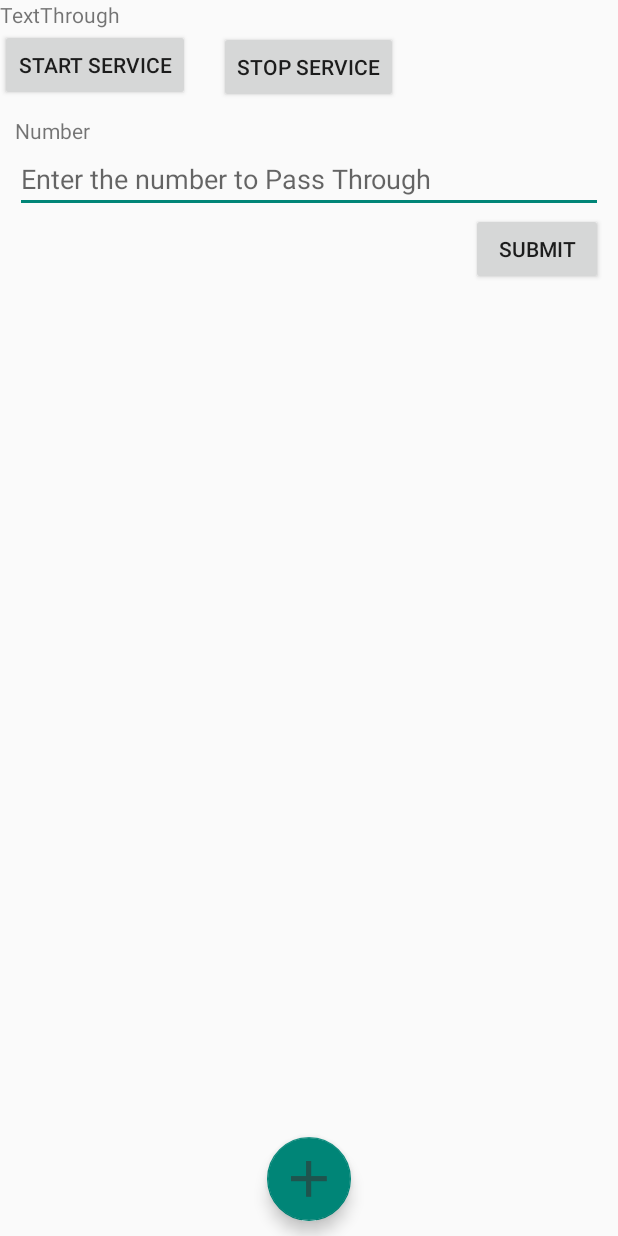
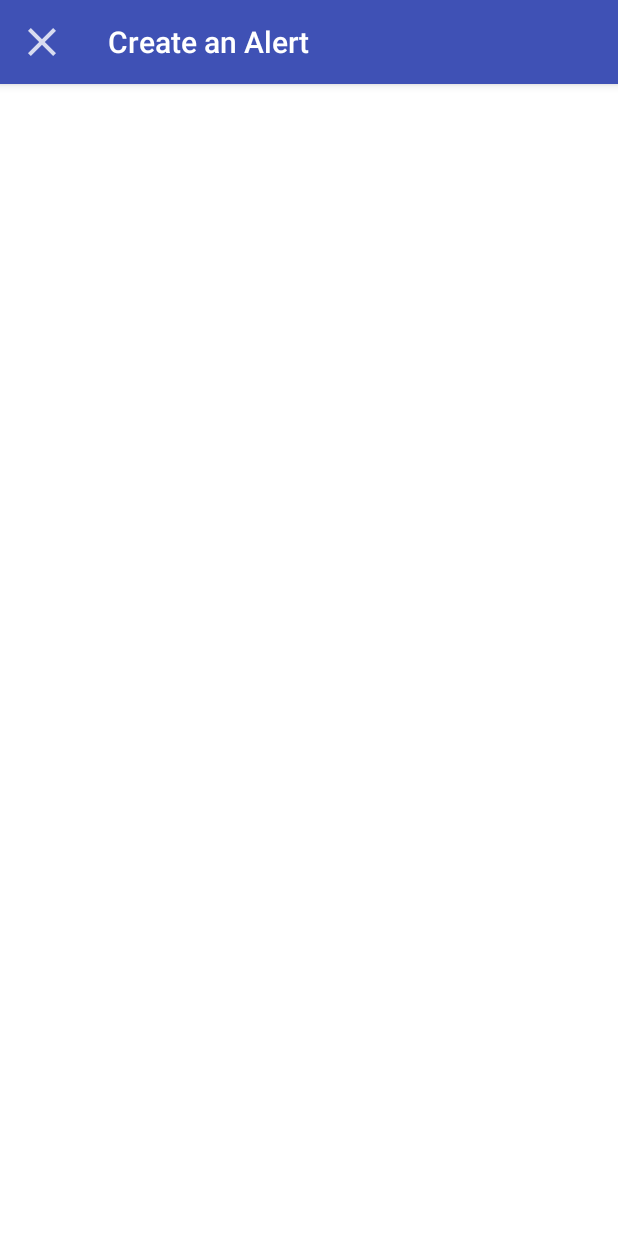
Before and after one commit to ShaunWilkinson/TextThrough, an Android app: the screen it shows after launch (MainActivity), after a tap on an icon or button, on a phone screen of 412 x 824 dp. Run offline under Robolectric (Android 15) with nearby library versions, the phone set to English and light mode, and no system bars; our stand-ins replace Room's generated code.

Commit message:
Fixed database file issues, created Alert entity, started coding fullscreen dialog for alert creation.

```diff
--- a/app/build.gradle
+++ b/app/build.gradle
@@ -9,6 +9,12 @@ android {
         versionCode 1
         versionName "1.0"
         testInstrumentationRunner "android.support.test.runner.AndroidJUnitRunner"
+
+        javaCompileOptions {
+            annotationProcessorOptions {
+                arguments = ["room.schemaLocation": "$projectDir/schemas".toString()]
+            }
+        }
     }
     buildTypes {
         release {
--- /dev/null
+++ b/app/src/main/java/com/seikoshadow/apps/textthrough/Database/AlertDao.java
@@ -0,0 +1,31 @@
+package com.seikoshadow.apps.textthrough.Database;
+
+import android.arch.persistence.room.Dao;
+import android.arch.persistence.room.Delete;
+import android.arch.persistence.room.Insert;
+import android.arch.persistence.room.Query;
+
+import com.seikoshadow.apps.textthrough.Entities.Alert;
+
+import java.util.List;
+
+@Dao
+public interface AlertDao {
+    @Query("SELECT * FROM alert")
+    List<Alert> getAll();
+
+    @Query("SELECT * FROM alert WHERE id IN (:alertIds)")
+    List<Alert> loadAllByIds(int[] alertIds);
+
+    @Query("SELECT * FROM alert WHERE alert_name LIKE :name LIMIT 1")
+    Alert findByName(String name);
+
+    @Query("SELECT phone_number FROM alert")
+    List<String> getAllPhoneNumbers();
+
+    @Insert
+    void insertAll(Alert... alerts);
+
+    @Delete
+    void delete(Alert alert);
+}
--- /dev/null
+++ b/app/src/main/java/com/seikoshadow/apps/textthrough/Database/AppDatabase.java
@@ -0,0 +1,11 @@
+package com.seikoshadow.apps.textthrough.Database;
+
+import android.arch.persistence.room.Database;
+import android.arch.persistence.room.RoomDatabase;
+
+import com.seikoshadow.apps.textthrough.Entities.Alert;
+
+@Database(entities = {Alert.class}, version = 1)
+public abstract class AppDatabase extends RoomDatabase {
+    public abstract AlertDao alertDao();
+}
--- /dev/null
+++ b/app/src/main/java/com/seikoshadow/apps/textthrough/Dialogs/FullScreenDialog.java
@@ -0,0 +1,52 @@
+package com.seikoshadow.apps.textthrough.Dialogs;
+
+import android.app.Dialog;
+import android.app.DialogFragment;
+import android.os.Bundle;
+import android.view.LayoutInflater;
+import android.view.View;
+import android.view.ViewGroup;
+import android.support.v7.widget.Toolbar;
+
+import com.seikoshadow.apps.textthrough.R;
+
+public class FullScreenDialog extends DialogFragment {
+    public static String TAG = "FullScreenDialog";
+
+    @Override
+    public void onCreate(Bundle savedInstanceState) {
+        super.onCreate(savedInstanceState);
+        setStyle(DialogFragment.STYLE_NORMAL, R.style.FullScreenDialogStyle);
+    }
+
+    @Override
+    public View onCreateView(LayoutInflater inflater, ViewGroup container, Bundle savedInstanceState) {
+        super.onCreateView(inflater, container, savedInstanceState);
+
+        View view = inflater.inflate(R.layout.layout_create_layout, container, false);
+
+        // Setup the toolbar and add an exit button
+        Toolbar toolbar = view.findViewById(R.id.toolbar);
+        toolbar.setNavigationIcon(R.drawable.ic_close_white);
+        toolbar.setNavigationOnClickListener(new View.OnClickListener() {
+            @Override
+            public void onClick(View view) {
+                getDialog().dismiss();
+            }
+        });
+        toolbar.setTitle(getString(R.string.createAlertTitle));
+
+        return view;
+    }
+
+    @Override
+    public void onStart() {
+        super.onStart();
+        Dialog dialog = getDialog();
+        if (dialog != null) {
+            int width = ViewGroup.LayoutParams.MATCH_PARENT;
+            int height = ViewGroup.LayoutParams.MATCH_PARENT;
+            dialog.getWindow().setLayout(width, height);
+        }
+    }
+}
--- a/app/src/main/java/com/seikoshadow/apps/textthrough/Entities/Alert.java
+++ b/app/src/main/java/com/seikoshadow/apps/textthrough/Entities/Alert.java
@@ -1,11 +1,23 @@
 package com.seikoshadow.apps.textthrough.Entities;
 
+import android.arch.persistence.room.ColumnInfo;
+import android.arch.persistence.room.Entity;
+import android.arch.persistence.room.PrimaryKey;
+import android.support.annotation.NonNull;
+
+@Entity
 public class Alert {
+    @PrimaryKey
     private int id;
+    @ColumnInfo(name="alert_name")
     private String name;
+    @ColumnInfo(name="phone_number")
     private String phoneNumber;
+    @ColumnInfo(name="number_of_rings")
     private int numberOfRings;
+    @ColumnInfo(name="alert_active")
     private boolean alertActive;
+    @ColumnInfo(name="alert_vibrate")
     private boolean alertVibrate;
 
     public Alert(String name, String phoneNumber) {
@@ -13,6 +25,10 @@ public class Alert {
         this.name = name;
         this.phoneNumber = phoneNumber;
         this.numberOfRings = 1;
+    }
+
+    public int getId() {
+        return this.id;
     }
 
     public String getName() {
@@ -35,6 +51,10 @@ public class Alert {
         return alertVibrate;
     }
 
+    public void setId(int id) {
+        this.id = id;
+    }
+
     public void setName(String name) {
         this.name = name;
     }
--- a/app/src/main/java/com/seikoshadow/apps/textthrough/MainActivity.java
+++ b/app/src/main/java/com/seikoshadow/apps/textthrough/MainActivity.java
@@ -3,45 +3,40 @@ package com.seikoshadow.apps.textthrough;
 import android.app.Activity;
 import android.app.ActivityManager;
 import android.app.AlertDialog;
+import android.app.FragmentTransaction;
 import android.app.NotificationChannel;
 import android.app.NotificationManager;
+import android.arch.persistence.room.Room;
 import android.content.Context;
 import android.content.DialogInterface;
 import android.content.Intent;
-import android.media.Ringtone;
-import android.media.RingtoneManager;
-import android.net.Uri;
 import android.os.Build;
 import android.os.Bundle;
 import android.support.v7.app.AppCompatActivity;
 import android.util.Log;
 import android.view.View;
-import android.widget.Button;
 import android.widget.TextView;
 import android.widget.Toast;
 
+import com.seikoshadow.apps.textthrough.Database.AppDatabase;
+import com.seikoshadow.apps.textthrough.Dialogs.FullScreenDialog;
+import com.seikoshadow.apps.textthrough.Entities.Alert;
 import com.seikoshadow.apps.textthrough.Services.SMSWatchService;
-import com.seikoshadow.apps.textthrough.constants;
 
 import java.util.ArrayList;
 import java.util.List;
 
 public class MainActivity extends AppCompatActivity {
-    //private SmsBroadcastReceiver smsBroadcastReceiver;
     private static final String TAG = "MainActivity";
-    private Uri notification;
-    private Ringtone ringtone;
     SMSWatchService smsWatchService;
     Intent mServiceIntent;
     SharedPrefFunctions sharedPrefFunctions;
+    AppDatabase db;
 
     @Override protected void onCreate(Bundle savedInstanceState) {
         super.onCreate(savedInstanceState);
         setContentView(R.layout.activity_main);
 
-        // Setup the ringtone sound
-        notification = RingtoneManager.getDefaultUri(RingtoneManager.TYPE_ALARM);
-        ringtone = RingtoneManager.getRingtone(getApplicationContext(), notification);
         sharedPrefFunctions = new SharedPrefFunctions();
 
         // Request READ SMS permission if not already granted
@@ -52,7 +47,13 @@ public class MainActivity extends AppCompatActivity {
         if (!SmsFunctions.isReceiveSmsPermissionGranted(this))
             showRequestReceiveSmsPermissionDialog(this);
 
+        // Notifies the system to expect notifications
         createNotificationChannel();
+
+        //TODO properly implement database creation
+        db = Room.databaseBuilder(getApplicationContext(),
+                AppDatabase.class, constants.APPDATABASENAME).build();
+
     }
 
     // Called by Start Service Button
@@ -72,10 +73,24 @@ public class MainActivity extends AppCompatActivity {
      * Starts the SMS Service so long as there is saved numbers to compare
      */
     protected void startSmsService() {
+        /* Shared Prefs based
         // Load the numbers saved in SharedPrefs
         List<String> savedNumbers = sharedPrefFunctions.loadStringList(constants.PHONENUMBERKEY, this);
 
         // Make sure there is some saved numbers before starting the service
+        if(savedNumbers != null) {
+            // Create an SMSWatchService then if not already started then start it
+            smsWatchService = new SMSWatchService();
+            mServiceIntent = new Intent(MainActivity.this, smsWatchService.getClass());
+            if(!isMyServiceRunning(smsWatchService.getClass())) {
+                startService(mServiceIntent);
+            }
+        } else {
+            Toast.makeText(this, "No numbers have been saved", Toast.LENGTH_LONG).show();
+        }
+        */
+
+        List<Alert> savedNumbers = db.alertDao().getAll();
         if(savedNumbers != null) {
             // Create an SMSWatchService then if not already started then start it
             smsWatchService = new SMSWatchService();
@@ -111,6 +126,7 @@ public class MainActivity extends AppCompatActivity {
         TextView enteredNumberTxt = findViewById(R.id.enteredNumber);
         String enteredNumberVal = enteredNumberTxt.getText().toString();
 
+        /* Shared Prefs based
         if(!enteredNumberVal.equals("")) {
             // If the SharedPrefs contains the saved data already then update, otherwise create
             List<String> phoneNumbers;
@@ -127,12 +143,7 @@ public class MainActivity extends AppCompatActivity {
         } else {
             Toast.makeText(this, "No number input", Toast.LENGTH_LONG).show();
         }
-    }
-
-    // TODO easy way to remove phone numbers
-
-    public void createAlert(View view) {
-        //TODO create an alert
+        */
     }
 
     /**
@@ -209,4 +220,17 @@ public class MainActivity extends AppCompatActivity {
             notificationManager.createNotificationChannel(channel);
         }
     }
+
+    /**
+     * ================= NEW ALERT CODE ===================
+     */
+
+    // TODO easy way to remove phone numbers
+
+    public void createAlert(View view) {
+        //TODO create an alert
+        FullScreenDialog dialog = new FullScreenDialog();
+        FragmentTransaction fragmentTransaction = getFragmentManager().beginTransaction();
+        dialog.show(fragmentTransaction, FullScreenDialog.TAG);
+    }
 }
--- a/app/src/main/java/com/seikoshadow/apps/textthrough/constants.java
+++ b/app/src/main/java/com/seikoshadow/apps/textthrough/constants.java
@@ -13,4 +13,6 @@ public class constants {
   public static final int SMSServiceRunningID = 1;
   public static final String PHONENUMBERKEY = "PhoneNumbers";
   public static final String SHAREDPREFKEY = "com.seikoshadow.apps.textthrough";
+
+  public static final String APPDATABASENAME = "TextThrough_DB";
 }
--- /dev/null
+++ b/app/src/main/res/layout/layout_create_layout.xml
@@ -0,0 +1,25 @@
+<?xml version="1.0" encoding="utf-8"?>
+<android.support.design.widget.CoordinatorLayout xmlns:android="http://schemas.android.com/apk/res/android"
+    android:layout_width="match_parent"
+    android:layout_height="match_parent"
+    android:background="@color/colorWhite">
+
+    <android.support.design.widget.AppBarLayout
+        android:layout_width="match_parent"
+        android:layout_height="wrap_content">
+
+        <android.support.v7.widget.Toolbar
+            android:id="@+id/toolbar"
+            android:layout_width="match_parent"
+            android:layout_height="wrap_content" />
+
+    </android.support.design.widget.AppBarLayout>
+
+    <FrameLayout
+        android:layout_height="match_parent"
+        android:layout_width="wrap_content">
+
+    </FrameLayout>
+
+
+</android.support.design.widget.CoordinatorLayout>
--- a/app/src/main/res/values/colors.xml
+++ b/app/src/main/res/values/colors.xml
@@ -3,4 +3,5 @@
   <color name="colorPrimary">#3F51B5</color>
   <color name="colorPrimaryDark">#303F9F</color>
   <color name="colorAccent">#FF4081</color>
+  <color name="colorWhite">#FFFFFF</color>
 </resources>
--- a/app/src/main/res/values/strings.xml
+++ b/app/src/main/res/values/strings.xml
@@ -24,4 +24,6 @@
 
   <string name="startService">Start Service</string>
   <string name="stopService">Stop Service</string>
+
+  <string name="createAlertTitle">Create an Alert</string>
 </resources>
--- a/app/src/main/res/values/styles.xml
+++ b/app/src/main/res/values/styles.xml
@@ -3,5 +3,18 @@
   <!-- Base application theme. -->
   <style name="AppTheme" parent="Theme.AppCompat.Light.NoActionBar">
     <!-- Customize your theme here. -->
+    <item name="coordinatorLayoutStyle">@style/Widget.Design.CoordinatorLayout</item>
   </style>
+
+  <style name="FullScreenDialogStyle" parent="Theme.AppCompat.Dialog">
+    <item name="android:windowNoTitle">true</item>
+    <item name="colorPrimaryDark">@color/colorPrimaryDark</item>
+    <item name="colorPrimary">@color/colorPrimary</item>
+    <item name="android:windowFullscreen">true</item>
+    <item name="android:windowIsFloating">false</item>
+    <item name="android:windowBackground">@color/colorWhite</item>
+    <item name="android:windowEnterAnimation">@android:anim/slide_in_left</item>
+    <item name="android:windowExitAnimation">@android:anim/slide_out_right</item>
+  </style>
+
 </resources>
```
Also changed, not shown: app/src/main/res/drawable-hdpi/ic_close_white.png (added), app/src/main/res/drawable-mdpi/ic_close_white.png (added), app/src/main/res/drawable-xhdpi/ic_close_white.png (added), app/src/main/res/drawable-xxhdpi/ic_close_white.png (added).
